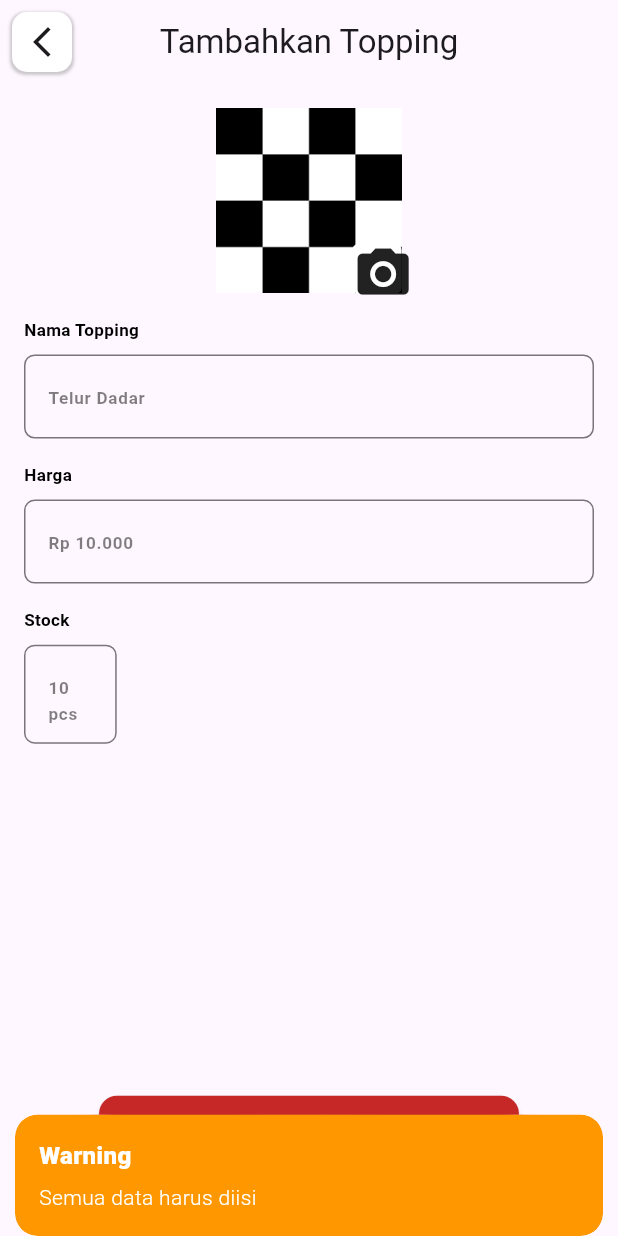
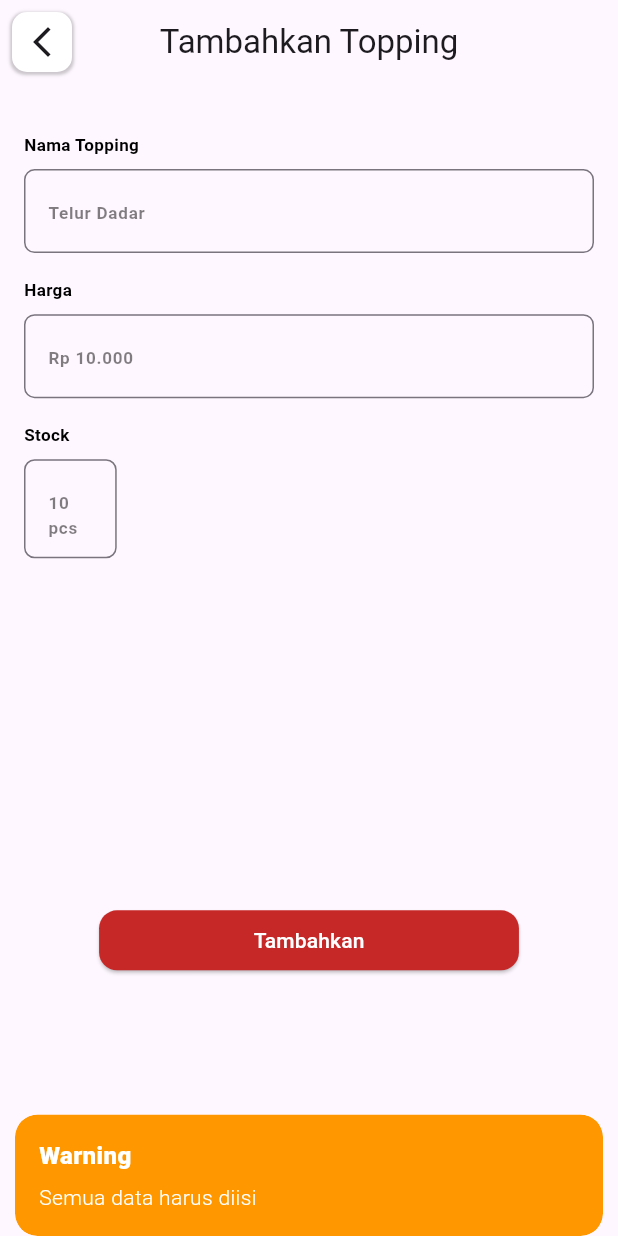
Before and after one commit to Shade2012/warmindo_admin_ui, a Flutter app: the AddToppingPage screen opened by its route, after a tap on "Tambahkan", on a phone screen of 412 x 824 dp. Run offline on Flutter 3.47's test engine with Material 3 defaults, Android fonts, the phone set to English and light mode, and no system bars; our stand-ins replace connectivity_plus, fl_chart, flutter_svg, font_awesome_flutter, get, google_fonts and 5 more; accounts and stored records are empty; network calls fail; Roboto replaces fonts that are missing (Oxygen).

Commit message:
feat : [AF] fetch api  get & add topping

```diff
--- a/lib/global/model/topping_model.dart
+++ b/lib/global/model/topping_model.dart
@@ -1,122 +1,83 @@
-import 'dart:convert';
-
-ToppingList toppingListFromJson(String str) => ToppingList.fromJson(json.decode(str));
-
-String toppingListToJson(ToppingList data) => json.encode(data.toJson());
-
 class ToppingList {
-    Data data;
+  List<Topping> data;
 
   ToppingList({
     required this.data,
   });
 
   ToppingList copyWith({
-        Data? data,
+    List<Topping>? data,
   }) =>
       ToppingList(
         data: data ?? this.data,
       );
 
-    factory ToppingList.fromJson(Map<String, dynamic> json) => ToppingList(
-        data: Data.fromJson(json["data"]),
-    );
+  factory ToppingList.fromJson(Map<String, dynamic> json) {
+    var list = json['data'] as List;
+    List<Topping> dataList = list.map((i) => Topping.fromJson(i)).toList();
+    return ToppingList(data: dataList);
+  }
 
   Map<String, dynamic> toJson() => {
-        "data": data.toJson(),
-    };
-}
-
-class Data {
-    bool success;
-    String message;
-    List<Topping> menu;
-
-    Data({
-        required this.success,
-        required this.message,
-        required this.menu,
-    });
-
-    Data copyWith({
-        bool? success,
-        String? message,
-        List<Topping>? menu,
-    }) =>
-        Data(
-            success: success ?? this.success,
-            message: message ?? this.message,
-            menu: menu ?? this.menu,
-        );
-
-    factory Data.fromJson(Map<String, dynamic> json) => Data(
-        success: json["success"],
-        message: json["message"],
-        menu: List<Topping>.from(json["menu"].map((x) => Topping.fromJson(x))),
-    );
-
-    Map<String, dynamic> toJson() => {
-        "success": success,
-        "message": message,
-        "menu": List<dynamic>.from(menu.map((x) => x.toJson())),
+        'data': data.map((item) => item.toJson()).toList(),
       };
 }
 
 class Topping {
-    int toppingId;
+  int id;
   String nameTopping;
-    String price;
-    String image;
-    String stock;
+  int price;
+  int stockTopping;
+  int menuId;
   DateTime createdAt;
   DateTime updatedAt;
 
   Topping({
-        required this.toppingId,
+    required this.id,
     required this.nameTopping,
     required this.price,
-        required this.image,
-        required this.stock,
+    required this.stockTopping,
+    required this.menuId,
     required this.createdAt,
     required this.updatedAt,
   });
 
   Topping copyWith({
-        int? toppingId,
+    int? id,
     String? nameTopping,
-        String? price,
-        String? image,
-        String? stock,
+    int? price,
+    int? stockTopping,
+    int? menuId,
     DateTime? createdAt,
     DateTime? updatedAt,
   }) =>
       Topping(
-            toppingId: toppingId ?? this.toppingId,
+        id: id ?? this.id,
         nameTopping: nameTopping ?? this.nameTopping,
         price: price ?? this.price,
-            image: image ?? this.image,
-            stock: stock ?? this.stock,
+        stockTopping: stockTopping ?? this.stockTopping,
+        menuId: menuId ?? this.menuId,
         createdAt: createdAt ?? this.createdAt,
         updatedAt: updatedAt ?? this.updatedAt,
       );
 
   factory Topping.fromJson(Map<String, dynamic> json) => Topping(
-        toppingId: json["topping_id"],
-        nameTopping: json["name_topping"],
-        price: json["price"],
-        image: json["image"],
-        stock: json["stock"],
-        createdAt: DateTime.parse(json["created_at"]),
-        updatedAt: DateTime.parse(json["updated_at"]),
+        id: json['id'] ?? 0,
+        nameTopping: json['name_topping'] ?? '',
+        price: json['price'] ?? 0,
+        stockTopping: int.tryParse(json['stock_topping'].toString()) ?? 0,
+        menuId: int.tryParse(json['menu_id'].toString()) ?? 0,
+        createdAt: DateTime.parse(json['created_at'] ?? DateTime.now().toIso8601String()),
+        updatedAt: DateTime.parse(json['updated_at'] ?? DateTime.now().toIso8601String()),
       );
 
   Map<String, dynamic> toJson() => {
-        "topping_id": toppingId,
-        "name_topping": nameTopping,
-        "price": price,
-        "image": image,
-        "stock": stock,
-        "created_at": createdAt.toIso8601String(),
-        "updated_at": updatedAt.toIso8601String(),
+        'id': id,
+        'name_topping': nameTopping,
+        'price': price,
+        'stock_topping': stockTopping,
+        'menu_id': menuId,
+        'created_at': createdAt.toIso8601String(),
+        'updated_at': updatedAt.toIso8601String(),
       };
 }
--- a/lib/pages/add_topping_page/view/add_topping_page.dart
+++ b/lib/pages/add_topping_page/view/add_topping_page.dart
@@ -1,10 +1,7 @@
 import 'package:flutter/material.dart';
 import 'package:get/get.dart';
-import 'package:image_picker/image_picker.dart';
 import 'package:warmindo_admin_ui/global/widget/textfield.dart';
-import 'package:warmindo_admin_ui/global/widget/up_image_bottomsheet.dart';
 import 'package:warmindo_admin_ui/global/themes/color_themes.dart';
-import 'package:warmindo_admin_ui/global/themes/image_themes.dart';
 import 'package:warmindo_admin_ui/global/themes/textstyle_themes.dart';
 import 'package:warmindo_admin_ui/pages/add_topping_page/controller/add_topping_controller.dart';
 
@@ -16,10 +13,6 @@ class AddToppingPage extends StatelessWidget {
 
   @override
   Widget build(BuildContext context) {
-    void getImage(ImageSource source) async {
-      toppingController.getImage(source);
-    }
-
     final screenHeight = MediaQuery.of(context).size.height;
     final screenWidth = MediaQuery.of(context).size.width;
 
@@ -58,49 +51,6 @@ class AddToppingPage extends StatelessWidget {
         child: Column(
           crossAxisAlignment: CrossAxisAlignment.start,
           children: [
-            Center(
-              child: Stack(
-                children: [
-                  Obx(() => SizedBox(
-                        height: screenHeight * 0.15,
-                        width: screenHeight * 0.15,
-                        child: toppingController.selectedImage.value != null &&
-                                toppingController.selectedImage.value!.path.isNotEmpty
-                            ? Image.file(
-                                toppingController.selectedImage.value!,
-                                fit: BoxFit.cover,
-                              )
-                            : Image.asset(
-                                Images.defaultImage,
-                                fit: BoxFit.cover,
-                              ),
-                      )),
-                  Positioned(
-                    bottom: 0,
-                    right: 0,
-                    child: GestureDetector(
-                      onTap: () {
-                        showModalBottomSheet(
-                          context: context,
-                          builder: (context) => UploadImage(
-                            onImageCapture: getImage,
-                          ),
-                        );
-                      },
-                      child: Container(
-                        width: screenHeight * 0.04,
-                        height: screenHeight * 0.04,
-                        decoration: BoxDecoration(
-                          color: Colors.white,
-                          borderRadius: BorderRadius.circular(4),
-                        ),
-                        child: Icon(Icons.camera_alt, size: screenHeight * 0.05),
-                      ),
-                    ),
-                  ),
-                ],
-              ),
-            ),
             SizedBox(height: screenHeight * 0.02),
             Column(
               crossAxisAlignment: CrossAxisAlignment.start,
@@ -146,12 +96,11 @@ class AddToppingPage extends StatelessWidget {
             Center(
               child: ElevatedButton(
                 onPressed: () {
-                  final selectedImage = toppingController.selectedImage.value;
                   final toppingName = ctrProductName.text;
                   final toppingPrice = double.tryParse(ctrProductPrice.text);
                   final toppingStock = int.tryParse(ctrProductStock.text);
 
-                  if (selectedImage == null || toppingName.isEmpty || toppingPrice == null || toppingStock == null) {
+                  if (toppingName.isEmpty || toppingPrice == null || toppingStock == null) {
                     Get.snackbar(
                       'Warning',
                       'Semua data harus diisi',
@@ -161,10 +110,10 @@ class AddToppingPage extends StatelessWidget {
                     );
                   } else {
                     toppingController.addToppings(
-                      image: selectedImage,
-                      nameTopping: toppingName, // Mengubah menjadi 'nameTopping'
+                      nameTopping: toppingName,
                       price: toppingPrice,
                       stock: toppingStock,
+                      menu_id: 4
                     );
                   }
                 },
--- a/lib/pages/detail_product_page/view/detailproduct_page.dart
+++ b/lib/pages/detail_product_page/view/detailproduct_page.dart
@@ -22,10 +22,8 @@ class DetailProductPage extends StatelessWidget {
     final currencyFormat = NumberFormat.currency(locale: 'id_ID', symbol: 'Rp ', decimalDigits: 0);
     final ProductController productController = Get.find<ProductController>();
 
-    // Handle potential null or invalid price
     double? priceAsDouble = double.tryParse(product.price?.replaceAll(',', '').replaceAll('.', '') ?? '');
 
-    // Handle potential null or invalid ratings
     double? ratingAsDouble = double.tryParse(product.ratings ?? '');
     String ratingString = ratingAsDouble?.toString() ?? 'N/A';
 
@@ -73,7 +71,7 @@ class DetailProductPage extends StatelessWidget {
                   product.image ?? '', // Handle null image URL
                   fit: BoxFit.cover,
                   errorBuilder: (context, error, stackTrace) {
-                    return Icon(Icons.error, color: Colors.red);
+                    return Image.asset(Images.mieAyam);
                   },
                 ),
               ),
@@ -115,7 +113,7 @@ class DetailProductPage extends StatelessWidget {
                 ),
                 SizedBox(height: screenHeight * 0.01),
                 Text(
-                  product.description ?? 'No Description', // Handle null description
+                  product.description ?? 'No Description',
                   style: desccontentProductDetailTextStyle,
                 ),
               ],
--- a/lib/pages/product_page/view/normalList.dart
+++ b/lib/pages/product_page/view/normalList.dart
@@ -106,7 +106,7 @@ class ProductList extends StatelessWidget {
                         image: NetworkImage(product.image),
                         fit: BoxFit.cover,
                         imageErrorBuilder: (context, error, stackTrace) {
-                          return Icon(Icons.error, color: Colors.red);
+                          return Image.asset(Images.mieAyam);
                         },
                       ),
                     ),
```
Also changed, not shown: lib/pages/add_topping_page/controller/add_topping_controller.dart (+4 -33 lines), lib/pages/product_page/controller/product_controller.dart (+22 -23 lines). Lines whose indentation alone changed are shown as unchanged.
